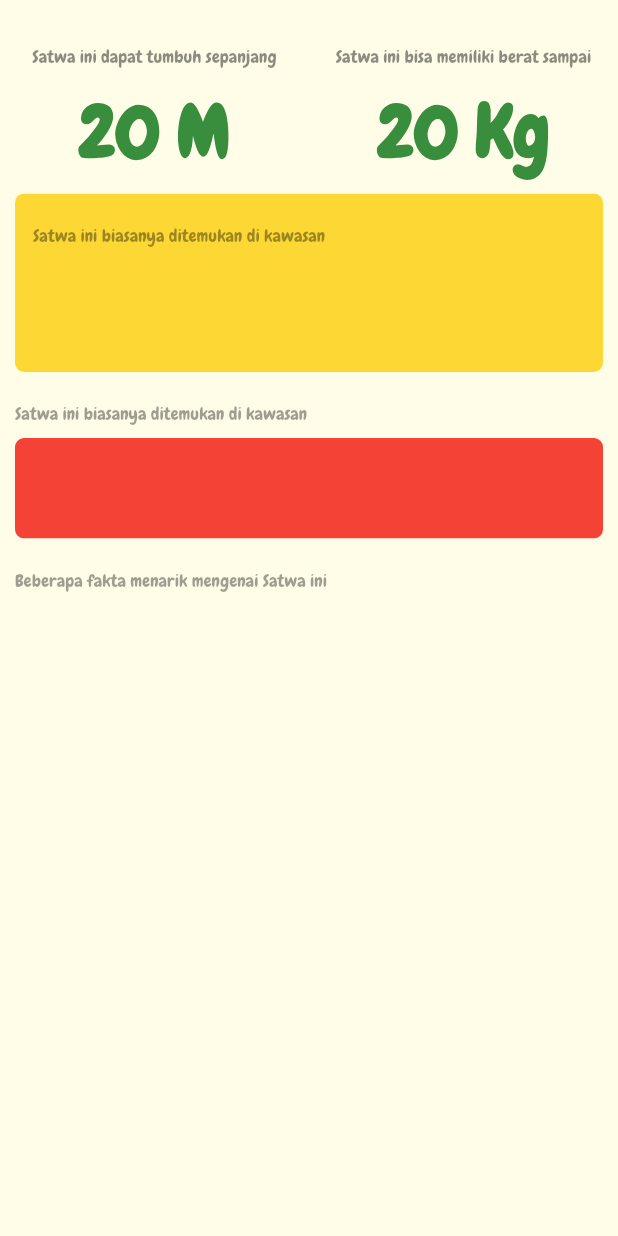
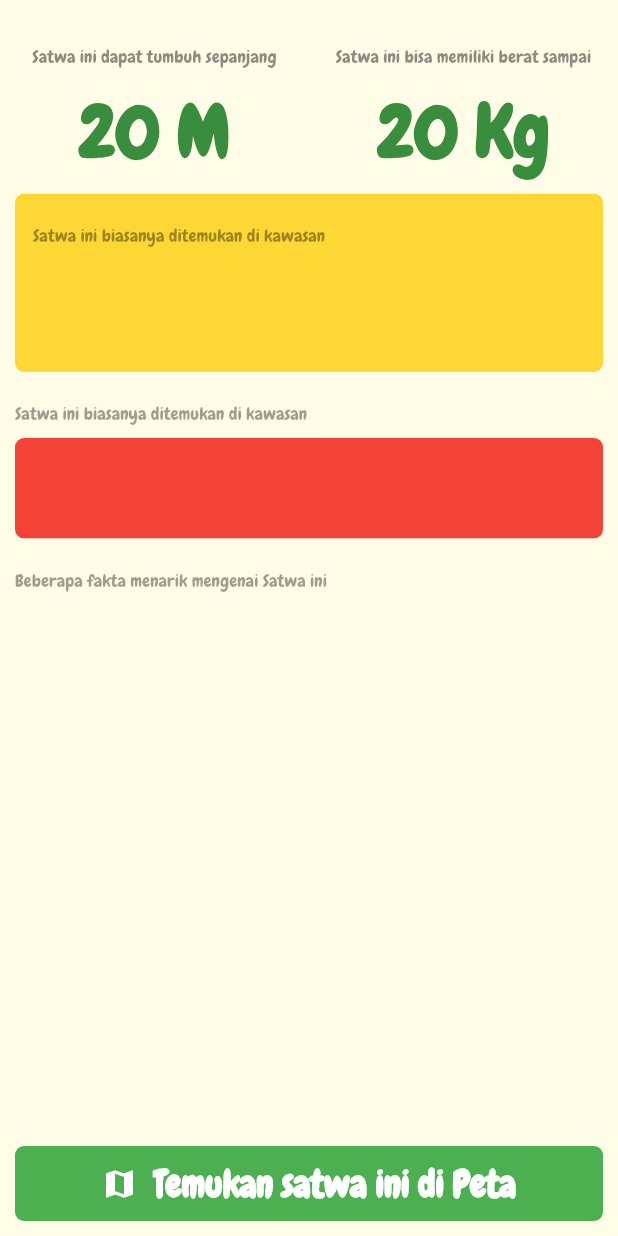
Before and after one commit to wahyuogel/tamanborneo_app, a Flutter app: the DetailSection widget shown alone on an empty page, opened directly with empty values, on a phone screen of 412 x 824 dp. Run offline on Flutter 3.47's test engine with Material 2 defaults, Android fonts, the light colour scheme and no system bars; our stand-ins replace carousel_slider, cloud_firestore, firebase_analytics, firebase_auth, google_maps_flutter, google_sign_in; missing offline and left inert: flip_box_bar, flutter_inappbrowser; accounts and stored records are empty.

Commit message:
Tidying up animal page

```diff
--- a/lib/ui/pages/animal_page.dart
+++ b/lib/ui/pages/animal_page.dart
@@ -75,17 +75,13 @@ class HeadingSection extends StatelessWidget {
                 ),
                 Align(
                     alignment: Alignment.bottomCenter,
-                    child: Padding(padding: EdgeInsets.only(bottom: 10.0),
-                        child: FloatingActionButton(
-                          elevation: 0,
-                          mini: true,
-                          backgroundColor: Colors.green,
-                          onPressed: () {
-                            controller.jumpToPage(1);
-                          },
-                          child: Icon(Icons.arrow_drop_down_circle),
-                        ))
-                )
+                    child: Padding(padding: EdgeInsets.only(bottom: 5.0),
+                        child: Image.asset(
+                          "assets/images/arrow_down.gif",
+                          width: 60.0,
+                          height: 60.0,)
+                    ),
+                ),
               ],
             ),
 
@@ -121,13 +117,58 @@ class DetailSection extends StatelessWidget {
     return Container(
       padding: EdgeInsets.only(top: 10.0),
       decoration: BoxDecoration(color: Color(0xFFFFFDE7)),
-      child: Column(
+      child: Stack(
         children: <Widget>[
-          _buildRowSizeInfo(document),
-          _buildRowLivedInInfo(context, document),
-          _buildConservationStatusInfo(context, document),
-          _buildFactInfo(context, document),
+          Column(
+            children: <Widget>[
+              _buildRowSizeInfo(document),
+              _buildRowLivedInInfo(context, document),
+              _buildConservationStatusInfo(context, document),
+              _buildFactInfo(context, document),
+            ],
+          ),
+          _buildMapsButton(context)
         ],
+      )
+    );
+  }
+
+  Widget _buildMapsButton(BuildContext context){
+    return Positioned(
+      bottom: 10.0,
+      child: Container(
+        width: MediaQuery.of(context).size.width,
+        height: 50.0,
+        padding: EdgeInsets.only(left:10.0,right: 10.0),
+        child: ClipRRect(
+          borderRadius: BorderRadius.circular(6.0),
+          child: Container(
+            width: MediaQuery
+                .of(context)
+                .size
+                .width,
+            padding: EdgeInsets.all(10.0),
+            child: Row(
+             mainAxisAlignment: MainAxisAlignment.center,
+             children: <Widget>[
+               Icon(Icons.map,color: Colors.white,),
+               Padding(
+                 padding: EdgeInsets.only(left:10.0),
+                 child: Text("Temukan satwa ini di Peta",
+                   textAlign: TextAlign.center,
+                   style: TextStyle(
+                       color: Colors.white,
+                       fontFamily: 'Chewy',
+                       fontWeight: FontWeight.w600,
+                       fontSize: 24.0),
+                 ),
+               )
+
+             ],
+            ),
+            decoration: BoxDecoration(color: Colors.green),
+          ),
+        ),
       ),
     );
   }
--- a/pubspec.yaml
+++ b/pubspec.yaml
@@ -43,6 +43,7 @@ flutter:
       - assets/images/home_nav_animal.jpg
       - assets/images/loading.gif
       - assets/images/nophoto.gif
+      - assets/images/arrow_down.gif
       - assets/images/attraction/delman.jpg
       - assets/images/attraction/foto_satwa.jpg
       - assets/images/attraction/kuda_poni.jpg
```
Also changed, not shown: assets/images/arrow_down.gif (added).
